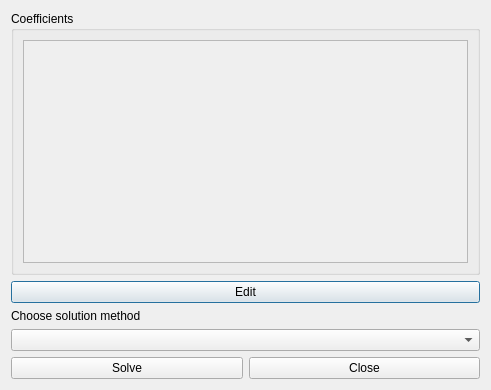
The window that taskwindow.ui (idmit/solver) describes before a commit, drawn with Qt 5.
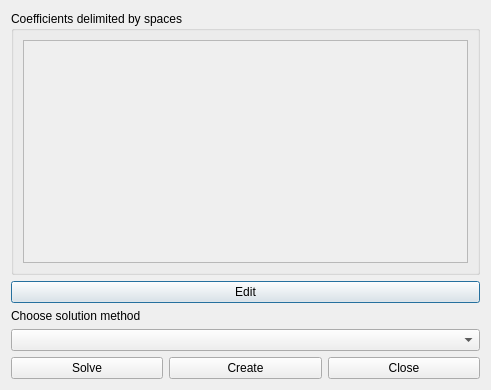
The same window after the commit.

Diff of the .ui file:
```diff
--- a/taskwindow.ui
+++ b/taskwindow.ui
@@ -17,7 +17,7 @@
    <item>
     <widget class="QGroupBox" name="coefficientsGroupBox">
      <property name="title">
-      <string>Coefficients</string>
+      <string>Coefficients delimited by spaces</string>
      </property>
      <layout class="QVBoxLayout" name="verticalLayout_4">
       <item>
@@ -88,6 +88,13 @@
        </property>
       </widget>
      </item>
+     <item>
+      <widget class="QPushButton" name="createButton">
+       <property name="text">
+        <string>Create</string>
+       </property>
+      </widget>
+     </item>
      <item>
       <widget class="QPushButton" name="closeButton">
        <property name="text">
```
Left out of the diff: 4 changed lines with no effect on the pictures.
